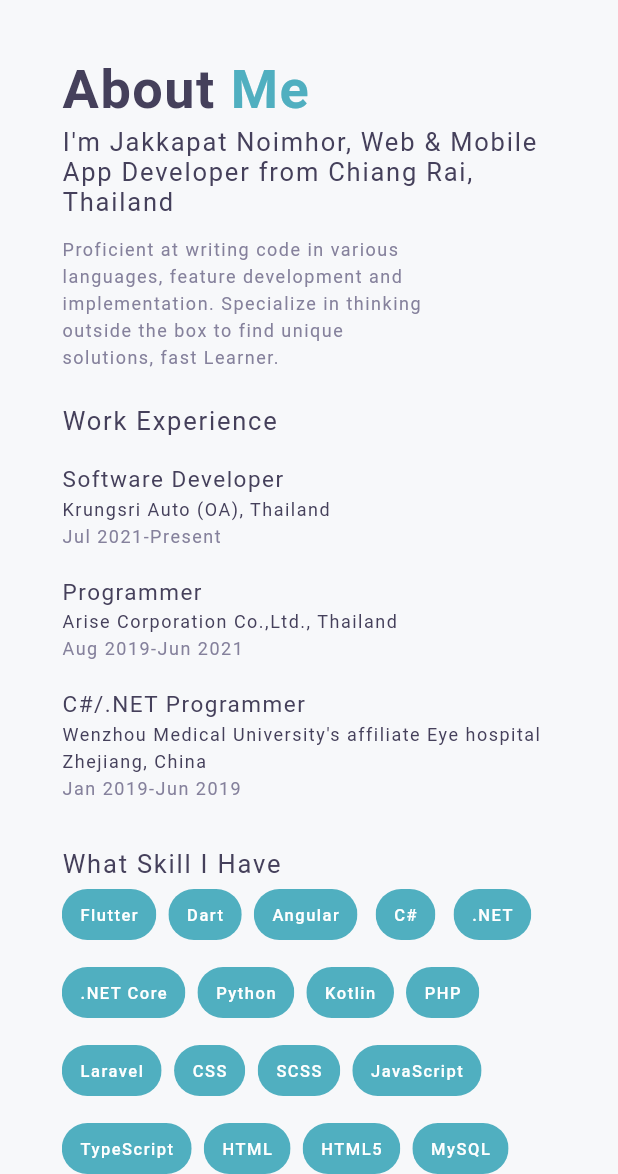
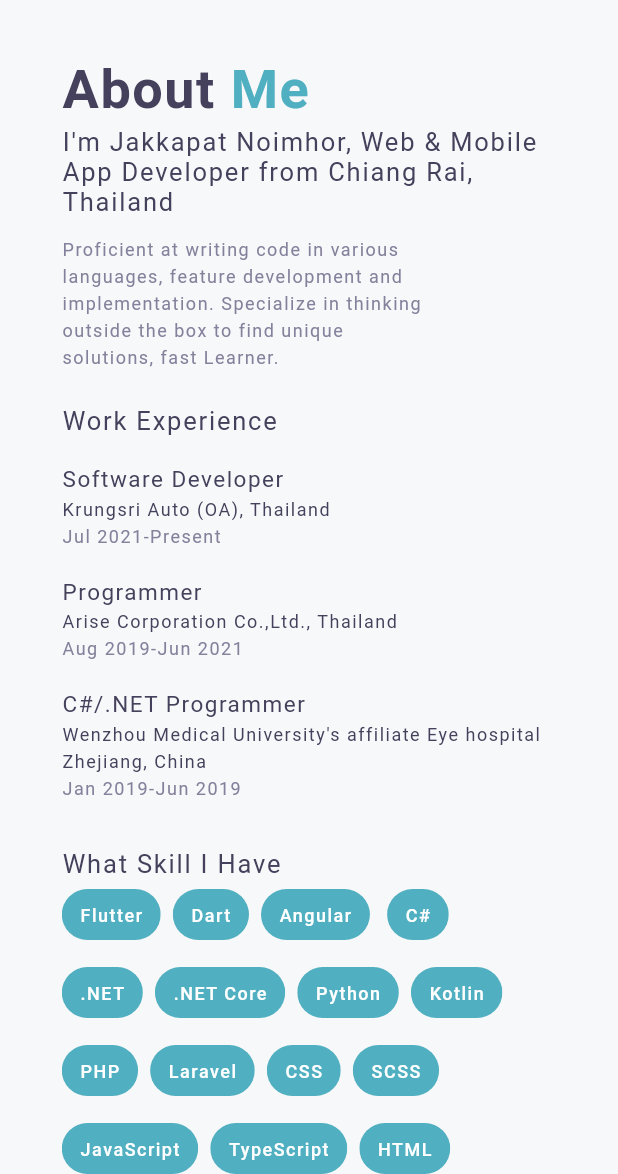
Before and after one commit to MangoStick/portfolio, a Flutter app: the screen it shows after launch, on a phone screen of 412 x 824 dp, the part 62-1236 px from its top. Run offline on Flutter 3.47's test engine with Material 2 defaults, Android fonts, the phone set to English and light mode, and no system bars; our stand-ins replace font_awesome_flutter; missing offline and left inert: dart:html; Roboto replaces fonts that are missing (NexaBold, NexaLight, ProductSans).

Commit message:
Update home.dart

```diff
--- a/lib/ui/home.dart
+++ b/lib/ui/home.dart
@@ -347,7 +347,7 @@ class HomePage extends StatelessWidget {
       label: Text(
         label,
         style: TextStyles.chip.copyWith(
-          fontSize: ResponsiveWidget.isSmallScreen(context) ? 11.0 : 11.0,
+          fontSize: ResponsiveWidget.isSmallScreen(context) ? 12.0 : 11.0,
         ),
       ),
     );
```
